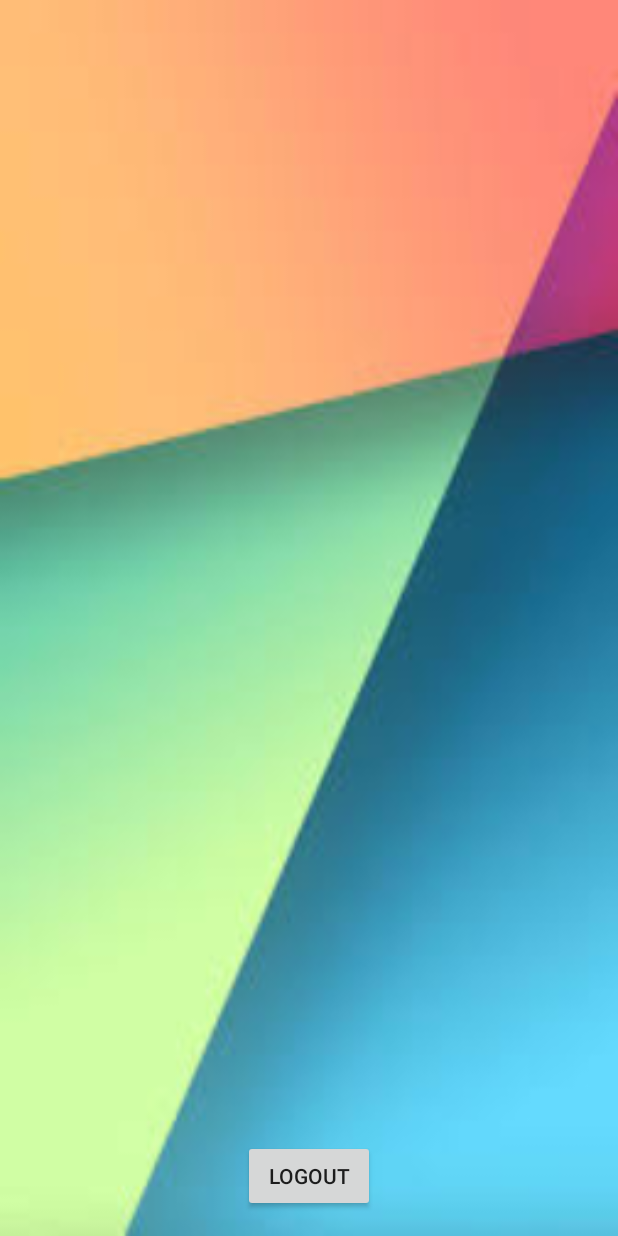
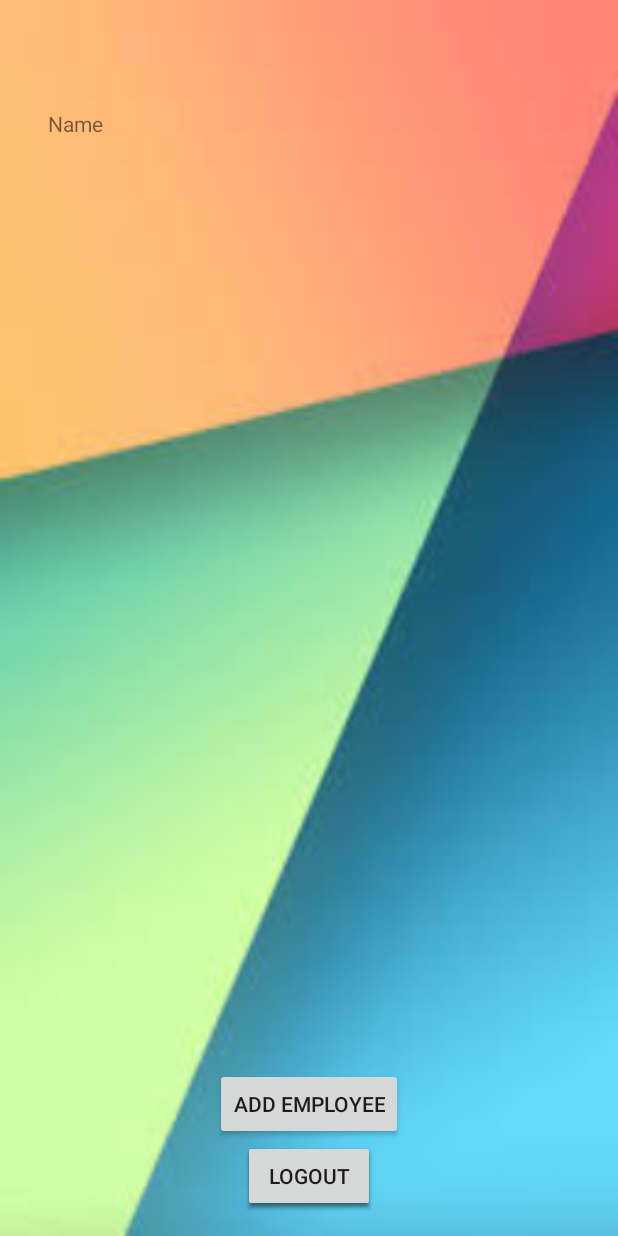
Before and after one commit to pablodns/Projects, an Android app: the MainMenu screen opened directly, with no data from a screen before it, on a phone screen of 412 x 824 dp. Run offline under Robolectric (Android 15) with nearby library versions, the light colour scheme and no system bars; 1 statement that could not run was skipped.

Commit message:
Adding insert and Add Employee button

```diff
--- a/ProsesaManager/app/src/main/java/EmployeeData/Employee.java
+++ b/ProsesaManager/app/src/main/java/EmployeeData/Employee.java
@@ -87,7 +87,7 @@ public class Employee implements Serializable {
         return "EMPLOYEE FOUND: "+"\n" +" Name: " + getName() +"\n" + " SecondName: " + getSecondName() +"\n" +
                 " LastName: " + getLastName() +"\n" + " SecondLastName: " + getSecondLastName() +"\n" +
                 " User: " + getUser() +"\n" + " Password: **************" + "\n"  +
-                " Age: " + getAge()+"\n"  + " DateOfBirth: " +sdf.format(getDob()) +"\n" +
+                " Age: " + getAge()+"\n"  + " DateOfBirth: " +getDob() +"\n" +
                 " Company: " + getCompany()+"\n"  + " Position: " + getPosition();
 
 
--- a/ProsesaManager/app/src/main/java/com/example/prosesamanager/MainMenu.java
+++ b/ProsesaManager/app/src/main/java/com/example/prosesamanager/MainMenu.java
@@ -3,6 +3,8 @@ package com.example.prosesamanager;
 import android.app.Activity;
 import android.content.Intent;
 import android.os.Bundle;
+
+import EmployeeData.DataBaseHelper;
 import EmployeeData.Employee;
 import android.support.design.widget.FloatingActionButton;
 import android.support.design.widget.Snackbar;
@@ -12,6 +14,7 @@ import android.view.View;
 import android.widget.TextView;
 
 public class MainMenu extends Activity {
+    DataBaseHelper myDb;
     Employee dummy = null;
 
     @Override
@@ -24,7 +27,9 @@ public class MainMenu extends Activity {
 
         if (intent != null){
             Employee employee = (Employee)intent.getSerializableExtra(Employee.EMPLOYEE_KEY);
-            mWelcome.setText(employee.toString());
+            String welcome = "Welcome "+employee.getName()+" "+employee.getLastName()+". User "+employee.getUser()+".";
+            //mWelcome.setText(employee.toString());
+            mWelcome.setText(welcome);
         }
         else {
             mWelcome.setText("The employe is null");
@@ -36,4 +41,10 @@ public class MainMenu extends Activity {
         this.finish();
     }
 
+    public void addEmployee(View v){
+        //if(myDb.insertEmployee(employee));
+
+
+    }
+
 }
--- a/ProsesaManager/app/src/main/res/layout/activity_login.xml
+++ b/ProsesaManager/app/src/main/res/layout/activity_login.xml
@@ -10,6 +10,9 @@
     android:paddingTop="@dimen/activity_vertical_margin"
     tools:context="com.example.prosesamanager.login"
     android:background="@drawable/bck1"
+    android:onClick="hideKeyboard"
+    android:focusableInTouchMode="true"
+    android:clickable="true"
     >
     <TextView
         android:id="@+id/lbl_psw"
--- a/ProsesaManager/app/src/main/res/layout/activity_main.xml
+++ b/ProsesaManager/app/src/main/res/layout/activity_main.xml
@@ -11,14 +11,36 @@
     tools:context="com.example.prosesamanager.login"
     android:background="@drawable/bck1">
 
+
     <TextView
         android:id="@+id/txt_welcome"
         android:text=""
         android:layout_width="wrap_content"
         android:layout_height="wrap_content"
-        android:layout_centerInParent="true"
         android:textColor="@color/black"
-        android:background="@color/whiteTransparent"/>
+        android:background="@color/whiteTransparent"
+        android:layout_alignParentTop="true"
+        android:layout_centerHorizontal="true"
+        android:layout_marginTop="11dp" />
+
+
+    <Button
+        android:id="@+id/button2"
+        android:text="@string/lbl_logout"
+        android:onClick="exitMainMenu"
+        android:layout_width="wrap_content"
+        android:layout_height="wrap_content"
+        android:layout_alignParentBottom="true"
+        android:layout_centerHorizontal="true" />
+
+    <Button
+        android:id="@+id/button"
+        android:text="@string/lbl_logout"
+        android:onClick="exitMainMenu"
+        android:layout_width="wrap_content"
+        android:layout_height="wrap_content"
+        android:layout_alignParentBottom="true"
+        android:layout_centerHorizontal="true" />
 
     <Button
         android:id="@+id/btn_exitMainMenu"
@@ -29,4 +51,24 @@
         android:layout_alignParentBottom="true"
         android:layout_centerHorizontal="true"/>
 
+    <TextView
+        android:text="@string/lbl_name"
+        android:layout_width="wrap_content"
+        android:layout_height="wrap_content"
+        android:layout_marginStart="16dp"
+        android:layout_marginTop="26dp"
+        android:id="@+id/lbl_name"
+        android:layout_below="@+id/txt_welcome"
+        android:layout_alignParentStart="true" />
+
+    <Button
+        android:id="@+id/btn_addEmployee"
+        android:text="@string/lbl_addEmployee"
+        android:onClick="addEmployee"
+        android:layout_width="wrap_content"
+        android:layout_height="wrap_content"
+        android:layout_above="@+id/button2"
+        android:layout_centerHorizontal="true" />
+
+
 </RelativeLayout>
```
Also changed, not shown: ProsesaManager/app/src/main/java/EmployeeData/DataBaseHelper.java (+30 -3 lines), ProsesaManager/app/src/main/java/com/example/prosesamanager/login.java (+27 -6 lines), ProsesaManager/app/src/main/res/values/strings.xml (+12 -0 lines).
